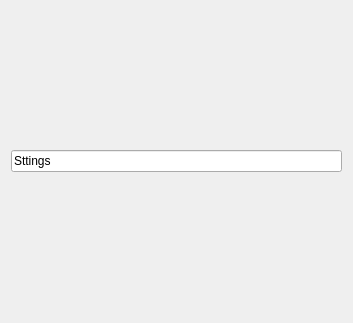
54b1d/SPAS, file ui/settings.ui: the form before one commit.
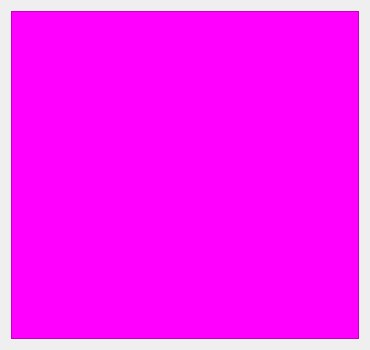
The form after the commit.

What changed in the file:
```diff
--- a/ui/settings.ui
+++ b/ui/settings.ui
@@ -6,8 +6,8 @@
             <rect>
                 <x>0</x>
                 <y>0</y>
-                <width>353</width>
-                <height>323</height>
+    <width>370</width>
+    <height>350</height>
             </rect>
         </property>
         <property name="windowTitle">
@@ -15,9 +15,15 @@
         </property>
         <layout class="QVBoxLayout" name="verticalLayout">
             <item>
-                <widget class="QLineEdit" name="lineEdit">
-                    <property name="text">
-                        <string>Sttings</string>
+    <widget class="QFrame" name="frame">
+     <property name="styleSheet">
+      <string notr="true">background-color: magenta;</string>
+     </property>
+     <property name="frameShape">
+      <enum>QFrame::StyledPanel</enum>
+     </property>
+     <property name="frameShadow">
+      <enum>QFrame::Raised</enum>
                     </property>
                 </widget>
             </item>
```
Left out of the diff: 4 changed lines with no effect on the pictures. Lines whose indentation alone changed are shown as unchanged.
